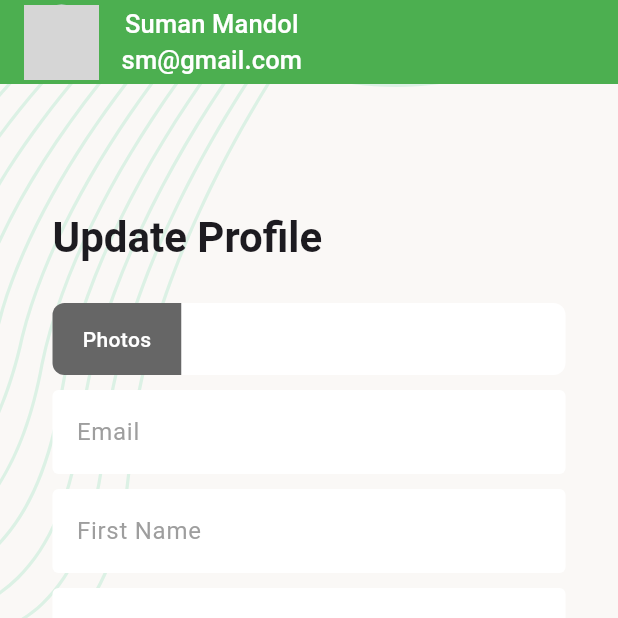
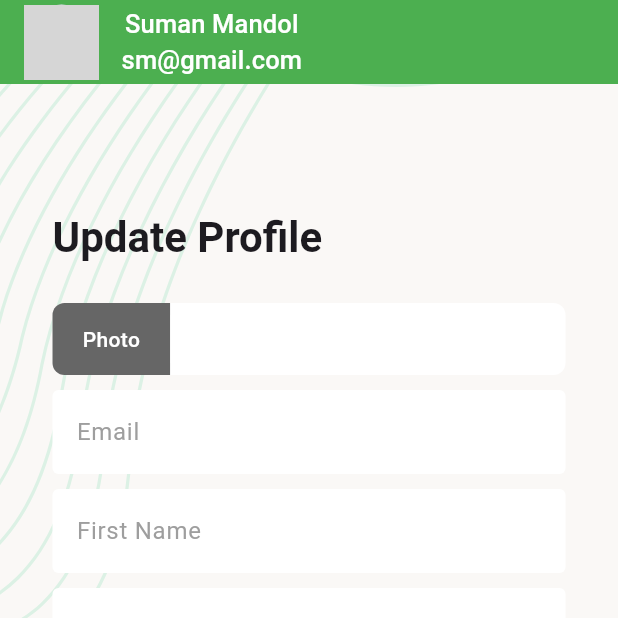
Before and after one commit to SUMANCR7/tm_project_assignment_mod_20, a Flutter app: the UpdateProfile screen opened directly, on a phone screen of 412 x 824 dp, the top half of it. Run offline on Flutter 3.47's test engine with Material 3 defaults, Android fonts, the phone set to English and light mode, and no system bars; our stand-ins replace flutter_svg, image_picker, logger, shared_preferences; accounts and stored records are empty; network calls fail; grey boxes are pictures that could not be loaded.

Commit message:
add screenshot

```diff
--- a/lib/screens/update_profile_screen.dart
+++ b/lib/screens/update_profile_screen.dart
@@ -182,7 +182,7 @@ class _UpdateProfileState extends State<UpdateProfile> {
                           ),
                         ),
                         child: const Text(
-                          'Photos',
+                          'Photo',
                           style: TextStyle(
                             color: Colors.white,
                             fontWeight: FontWeight.w500,
```
Also changed, not shown: img_10.png (added), img_11.png (added), img_12.png (added), img_13.png (added), img_14.png (added), img_15.png (added), img_16.png (added), img_17.png (added), img_18.png (added), img_6.png (added), img_7.png (added), img_8.png (added), img_9.png (added), 1 other file.
